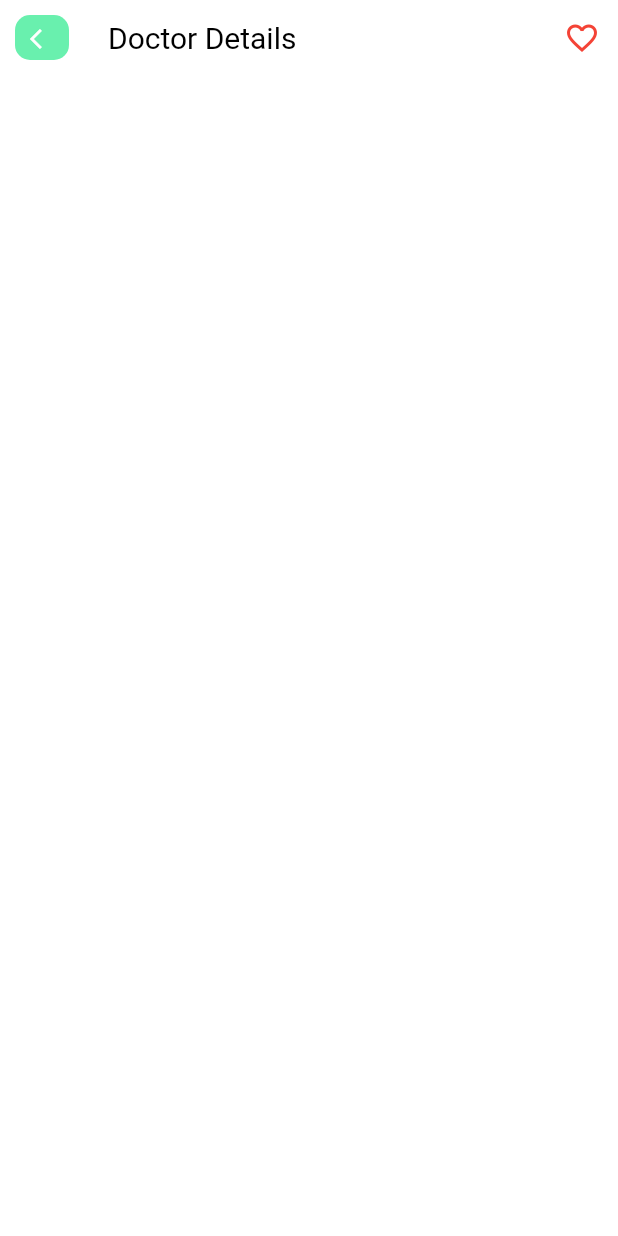
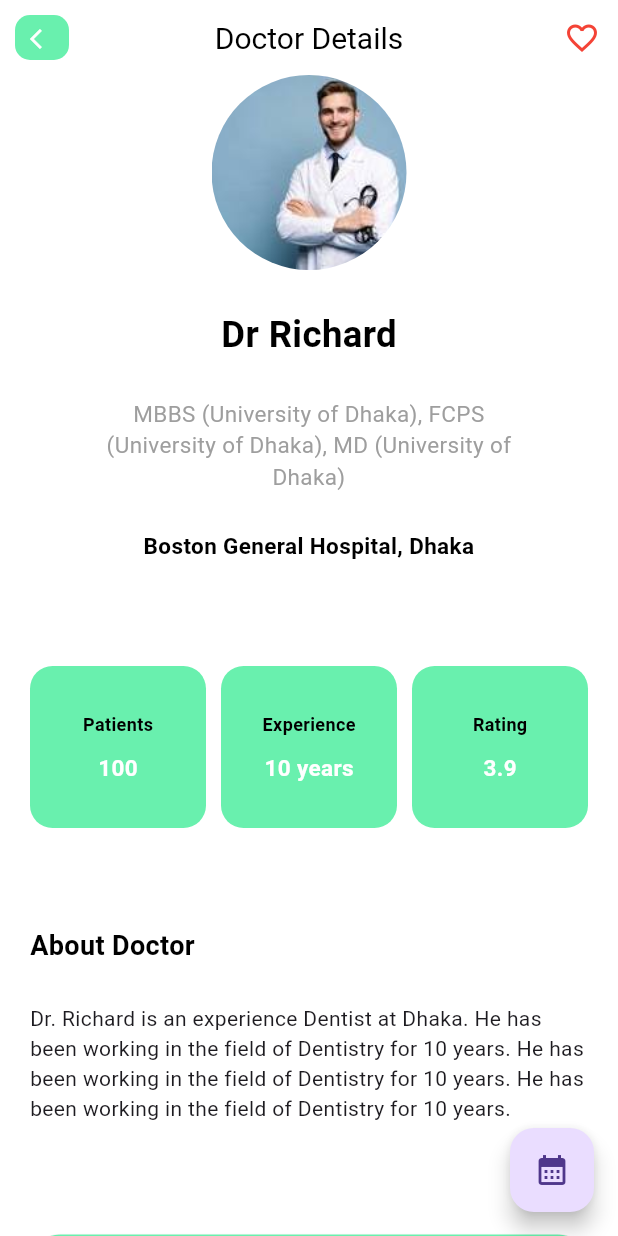
Before and after one commit to franckelysee/whazapp_app_flutter_laravel, a Flutter app: the DoctorDetails screen opened by its route, on a phone screen of 412 x 824 dp. Run offline on Flutter 3.47's test engine with Material 3 defaults, Android fonts, the light colour scheme and no system bars; our stand-ins replace font_awesome_flutter, table_calendar; missing offline and left inert: dart:ffi.

Commit message:
calendar

```diff
--- a/lib/components/custom_appbar.dart
+++ b/lib/components/custom_appbar.dart
@@ -24,6 +24,7 @@ class _CustomAppBarState extends State<CustomAppBar> {
       automaticallyImplyLeading: true,
       backgroundColor: Colors.white,
       elevation: 0,
+      centerTitle: true,
       title: Text(widget.title!, style: const TextStyle(fontSize:20,color: Colors.black),),
       leading: widget.icon != null ? Container(
         margin: const EdgeInsets.symmetric(horizontal: 10,vertical: 10),
--- a/lib/main.dart
+++ b/lib/main.dart
@@ -1,6 +1,7 @@
 import 'package:flutter/material.dart';
 import 'package:tuto_doctor_appointement/main_layout.dart';
 import 'package:tuto_doctor_appointement/screens/auth_page.dart';
+import 'package:tuto_doctor_appointement/screens/booking_page.dart';
 import 'package:tuto_doctor_appointement/screens/doctor_details.dart';
 import 'package:tuto_doctor_appointement/utils/config.dart';
 
@@ -50,6 +51,7 @@ class MyApp extends StatelessWidget {
         '/':(context) => const AutPage(),
         "main":(context) => const MainLayout(),
         'doctor_details':(context) => const DoctorDetails(),
+        'booking_page':(context) => const BookingPage(),
 
       },
     );
--- a/lib/screens/doctor_details.dart
+++ b/lib/screens/doctor_details.dart
@@ -1,6 +1,9 @@
 import 'package:flutter/material.dart';
+import 'package:flutter/widgets.dart';
 import 'package:font_awesome_flutter/font_awesome_flutter.dart';
+import 'package:tuto_doctor_appointement/components/button.dart';
 import 'package:tuto_doctor_appointement/components/custom_appbar.dart';
+import 'package:tuto_doctor_appointement/utils/config.dart';
 
 class DoctorDetails extends StatefulWidget {
   const DoctorDetails({super.key});
@@ -33,6 +36,167 @@ class _DoctorDetailsState extends State<DoctorDetails> {
           ),
         ],
       ),
+      body: SingleChildScrollView(
+        child: SafeArea(
+          child: Column(
+            children: <Widget>[
+              AboutDoctor(),
+              DetailBody(),
+              // const Spacer(),
+              Padding(
+                padding: const EdgeInsets.all(20),
+                child: Button(
+                  width: double.infinity,
+                  title: 'Book Appointment',
+                  disable: false,
+                  onPressed: (){
+                    Navigator.of(context).pushNamed("booking_page");
+                  }
+                ),
+              )
+
+              //les details du docteur
+            ],
+          ),
+        ),
+      ),
+
+      floatingActionButton: FloatingActionButton(
+        onPressed: () {
+          Navigator.of(context).pushNamed("booking_page");
+
+        },
+        tooltip: "Book Appointment",
+        child: const Icon(Icons.calendar_month),
+      ),
     );
   }
 }
+
+
+class AboutDoctor extends StatelessWidget {
+  const AboutDoctor({super.key});
+
+  @override
+  Widget build(BuildContext context) {
+    Config().init(context);
+    return Container(
+      width: double.infinity,
+      child: Column(
+        children:  <Widget>[
+          CircleAvatar(
+            radius: 65.0,
+            backgroundImage: AssetImage("assets/avatar/doctor.jpeg"),
+            backgroundColor: Colors.white,
+          ),
+          Config.spaceSmall,
+          const Text("Dr Richard", style: TextStyle(fontWeight: FontWeight.bold,fontSize: 24.4,color: Colors.black),),
+          Config.spaceSmall,
+          SizedBox(
+            width: Config.widthSize * 0.75,
+            child: const Text(
+              'MBBS (University of Dhaka), FCPS (University of Dhaka), MD (University of Dhaka)',
+              style: TextStyle(
+                color: Colors.grey,
+                fontSize: 15
+              ),
+              softWrap: true,
+              textAlign: TextAlign.center,
+            ),
+          ),
+          Config.spaceSmall,
+          SizedBox(
+            width: Config.widthSize * 0.75,
+            child: const Text(
+              'Boston General Hospital, Dhaka',
+              style: TextStyle(
+                color: Colors.black,
+                fontWeight: FontWeight.bold,
+                fontSize: 15
+              ),
+              softWrap: true,
+              textAlign: TextAlign.center,
+            ),
+          ),
+          Config.spaceSmall,
+
+        ],
+      ),
+    );
+  }
+}
+
+class DetailBody extends StatelessWidget {
+  const DetailBody({super.key});
+
+  @override
+  Widget build(BuildContext context) {
+    return Container(
+      padding: const EdgeInsets.all(20),
+      margin: const EdgeInsets.only(bottom: 30),
+      child: Column(
+        crossAxisAlignment: CrossAxisAlignment.stretch,
+        children: <Widget>[
+          Config.spaceSmall,
+          DoctorInfo(),
+          Config.spaceLarge,
+          const Text("About Doctor",
+            style: TextStyle(
+              color: Colors.black,
+              fontWeight: FontWeight.bold,
+              fontSize: 18
+            ),
+          ),
+          Config.spaceSmall,
+          Text("Dr. Richard is an experience Dentist at Dhaka. He has been working in the field of Dentistry for 10 years. He has been working in the field of Dentistry for 10 years. He has been working in the field of Dentistry for 10 years. ",)
+
+        ],
+      ),
+    );
+  }
+}
+
+class DoctorInfo extends StatelessWidget {
+  const DoctorInfo({super.key});
+
+  @override
+  Widget build(BuildContext context) {
+    return Row(
+      children:const <Widget>[
+        InfoCard(label: "Patients", value: "100"),
+        SizedBox(width: 10,),
+        InfoCard(label: "Experience", value: "10 years"),
+        SizedBox(width: 10,),
+        InfoCard(label: "Rating", value: "3.9"),
+      ],
+    );
+  }
+}
+
+class InfoCard extends StatelessWidget {
+  const InfoCard({super.key , required this.label, required this.value});
+
+
+  final String label;
+  final String value;
+  @override
+  Widget build(BuildContext context) {
+    return Expanded(
+          child: Container(
+            decoration: BoxDecoration(
+              borderRadius: BorderRadius.circular(15),
+              color: Config.primaryColor
+            ),
+            padding: const EdgeInsets.symmetric(vertical: 30, horizontal: 15),
+            child: Column(
+              children:  <Widget>[
+                Text(label, style: TextStyle(color: Colors.black, fontWeight: FontWeight.w600, fontSize: 12),),
+                SizedBox(height: 10,),
+                Text(value, style: TextStyle(color: Colors.white, fontWeight: FontWeight.bold, fontSize: 15),),
+
+              ],
+            ),
+          ),
+        );
+  }
+}
```
Also changed, not shown: lib/screens/booking_page.dart (added, +93 -0 lines).
